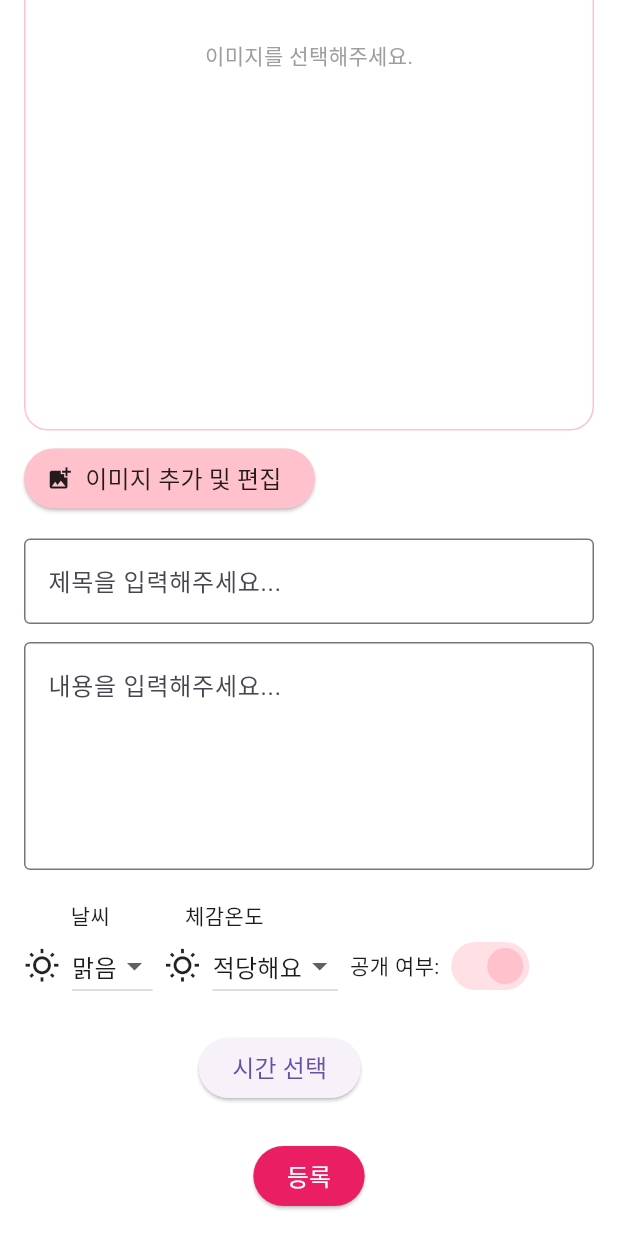
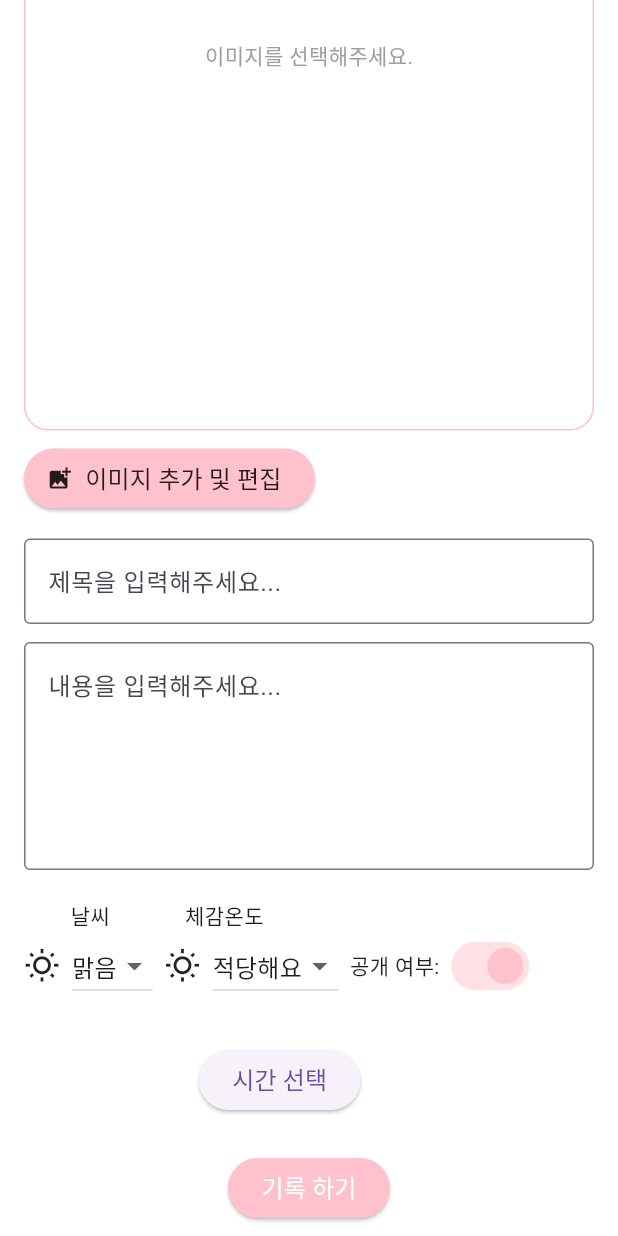
Before and after one commit to suikari/Wearly, a Flutter app: the WritePostPage screen opened directly with empty values, scrolled down 229 dp, on a phone screen of 412 x 824 dp. Run offline on Flutter 3.47's test engine with Material 3 defaults, Android fonts, the phone set to English and light mode, and no system bars; our stand-ins replace app_links, cloud_firestore, file_picker, firebase_auth, firebase_core, firebase_storage and 12 more; missing offline and left inert: android_intent_plus, firebase_app_check, image_editor_plus, kakao_flutter_sdk_user, naver_login_sdk; accounts and stored records are empty; generated files the repository leaves out were written again; Roboto replaces fonts that are missing (IM_Hyemin).

Commit message:
250625 위치 온도 수정

```diff
--- a/lib/main/write_post_page.dart
+++ b/lib/main/write_post_page.dart
@@ -551,6 +551,59 @@ class _WritePostPageState extends State<WritePostPage> {
                       ]
                     ),
                     SizedBox(height: 20,),
+
+                    Row(
+                      children: [Column(
+                        crossAxisAlignment: CrossAxisAlignment.start,
+                        children: [
+                          if (selectedDateTime != null && displayLocationName != null)
+                          const Text("위치"),
+                          const SizedBox(height: 8),
+                          if (selectedDateTime != null && displayLocationName != null)
+                          Container(
+                            padding: const EdgeInsets.symmetric(horizontal: 12, vertical: 10),
+                            decoration: BoxDecoration(
+                              color: const Color(0xFFEAF3FF),
+                              borderRadius: BorderRadius.circular(12),
+                            ),
+                            child: Row(
+                              children: [
+                                const Icon(Icons.location_on_outlined),
+                                const SizedBox(width: 8),
+                                if (selectedDateTime != null && displayLocationName != null)
+                                Text("${displayLocationName?.isNotEmpty == true ? displayLocationName : ''}"),
+                              ],
+                            ),
+                          ),
+                        ],
+                      ),
+                        Column(
+                          crossAxisAlignment: CrossAxisAlignment.start,
+                          children: [
+                            if (selectedDateTime != null && selectedTemp != null)
+                            const Text("온도"),
+                            const SizedBox(height: 8),
+                            if (selectedDateTime != null && selectedTemp != null)
+                            Container(
+                              padding: const EdgeInsets.symmetric(horizontal: 12, vertical: 10),
+                              decoration: BoxDecoration(
+                                color: const Color(0xFFEAF3FF),
+                                borderRadius: BorderRadius.circular(12),
+                              ),
+                              child: Row(
+                                children: [
+                                  Icon(Icons.thermostat_outlined, size: 20),
+                                  SizedBox(width: 8),
+                                  Text("${selectedTemp ?? " "}°C"),
+                                ],
+                              ),
+                            ),
+                          ],
+                        ),
+                      ],
+                    ),
+
+
                     Row(
                       children: [
                         ElevatedButton(
@@ -561,22 +614,6 @@ class _WritePostPageState extends State<WritePostPage> {
                         ),
                       ],
                     ),
-                    Row(
-                      children: [
-                        if (selectedDateTime != null && selectedTemp != null)
-                        Text(
-                          '해당 시간의 기온: ${selectedTemp ?? " "}°C',
-                          style: const TextStyle(fontSize: 22, color: Colors.blue),
-                        ),
-                      ],
-                    ),
-                    if (selectedDateTime != null && displayLocationName != null)
-                    Row(
-                      children: [
-                        Icon(Icons.location_on_outlined),
-                        Text("위치 : ${displayLocationName?.isNotEmpty == true ? displayLocationName : ''}")
-                      ],
-                    )
                   ],
                 ),
               ],
@@ -658,10 +695,10 @@ class _WritePostPageState extends State<WritePostPage> {
                   },
 
                   style: ElevatedButton.styleFrom(
-                    backgroundColor: Colors.pink,
+                    backgroundColor: mainColor,
                     foregroundColor: Colors.white,
                   ),
-                  child: const Text('등록'),
+                  child: const Text('기록 하기'),
                 ),
               ],
             ),
```
